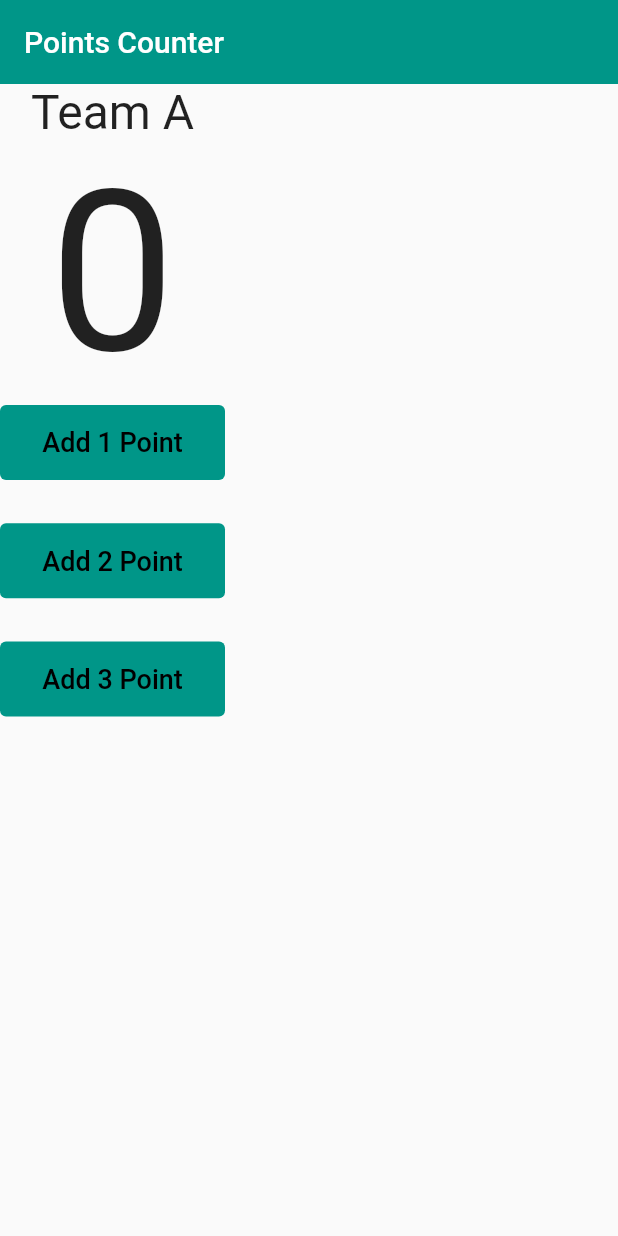
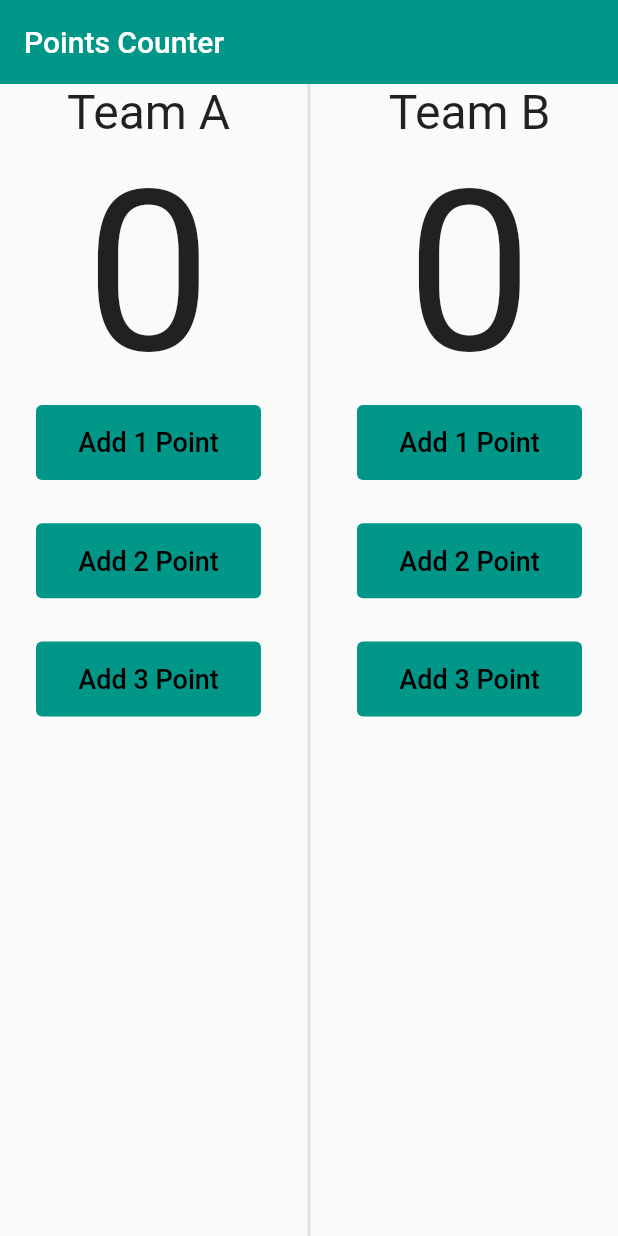
Before and after one commit to Ahmeddsanad/basketball_counter_app, a Flutter app: the screen it shows after launch, on a phone screen of 412 x 824 dp. Run offline on Flutter 3.47's test engine with Material 2 defaults, Android fonts, the phone set to English and light mode, and no system bars.

Commit message:
VerticalDivider_widget

```diff
--- a/lib/main.dart
+++ b/lib/main.dart
@@ -19,7 +19,10 @@ class BasketCounterApp extends StatelessWidget {
           title: const Text('Points Counter'),
           backgroundColor: Colors.teal,
         ),
-        body: Column(
+        body: Row(
+          mainAxisAlignment: MainAxisAlignment.spaceEvenly,
+          children: [
+            Column(
               children: [
                 const Text(
                   'Team A',
@@ -101,6 +104,94 @@ class BasketCounterApp extends StatelessWidget {
                 ),
               ],
             ),
+            VerticalDivider(
+              color: Colors.grey[300],
+              thickness: 2,
+            ),
+            Column(
+              children: [
+                const Text(
+                  'Team B',
+                  style: TextStyle(
+                    fontSize: 32.0,
+                  ),
+                ),
+                const Text(
+                  '0',
+                  style: TextStyle(
+                    fontSize: 150.0,
+                  ),
+                ),
+                ElevatedButton(
+                  onPressed: () {},
+                  style: ElevatedButton.styleFrom(
+                    backgroundColor: Colors.teal,
+                    // primary: Colors.teal --> removed in news versions
+                    elevation: 0.0, // --> remove shadow below button
+                    minimumSize: const Size(
+                      150,
+                      50,
+                    ),
+                  ),
+                  child: const Text(
+                    'Add 1 Point',
+                    style: TextStyle(
+                      color: Colors.black,
+                      fontSize: 18.0,
+                    ),
+                  ),
+                ),
+                const Spacer(
+                  flex: 1,
+                ),
+                ElevatedButton(
+                  onPressed: () {},
+                  style: ElevatedButton.styleFrom(
+                    backgroundColor: Colors.teal,
+                    // primary: Colors.teal --> removed in news versions
+                    elevation: 0.0, // --> remove shadow below button
+                    minimumSize: const Size(
+                      150,
+                      50,
+                    ),
+                  ),
+                  child: const Text(
+                    'Add 2 Point',
+                    style: TextStyle(
+                      color: Colors.black,
+                      fontSize: 18.0,
+                    ),
+                  ),
+                ),
+                const Spacer(
+                  flex: 1,
+                ),
+                ElevatedButton(
+                  onPressed: () {},
+                  style: ElevatedButton.styleFrom(
+                    backgroundColor: Colors.teal,
+                    // primary: Colors.teal --> removed in news versions
+                    elevation: 0.0, // --> remove shadow below button
+                    minimumSize: const Size(
+                      150,
+                      50,
+                    ),
+                  ),
+                  child: const Text(
+                    'Add 3 Point',
+                    style: TextStyle(
+                      color: Colors.black,
+                      fontSize: 18.0,
+                    ),
+                  ),
+                ),
+                const Spacer(
+                  flex: 12,
+                ),
+              ],
+            ),
+          ],
+        ),
       ),
     );
   }
```
Lines whose indentation alone changed are shown as unchanged.
